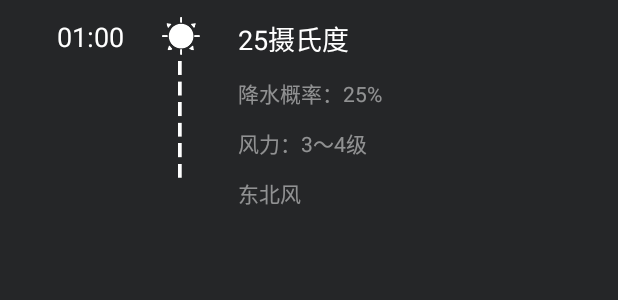
After one commit to zhangkaiyue0701/RxWeatherApp, an Android app: the layout item_hourly.xml on its own in the app's theme, with its tools: preview values and no code run, on a phone screen of 412 x 824 dp. The commit adds this screen. Shown: the top 300 px of the screen. Run offline under Robolectric (Android 15) with nearby library versions, the phone set to English and light mode, and no system bars.

Commit message:
小时预报

```diff
--- a/app/src/main/java/com/zhangkaiyue/rxweatherapp/weather/MainActivity.java
+++ b/app/src/main/java/com/zhangkaiyue/rxweatherapp/weather/MainActivity.java
@@ -12,6 +12,7 @@ import android.support.v7.app.ActionBarDrawerToggle;
 import android.support.v7.app.AppCompatActivity;
 import android.support.v7.widget.AppCompatTextView;
 import android.support.v7.widget.Toolbar;
+import android.util.Log;
 import android.view.Menu;
 import android.view.MenuItem;
 import android.view.View;
@@ -97,11 +98,11 @@ public class MainActivity extends AppCompatActivity
         Subscriber<WeatherEntity> subscriber = new Subscriber<WeatherEntity>() {
             @Override
             public void onCompleted() {
-
             }
 
             @Override
             public void onError(Throwable e) {
+                Log.e("error", e.toString());
 
             }
 
--- a/app/src/main/java/com/zhangkaiyue/rxweatherapp/weather/ViewPagerAdapter.java
+++ b/app/src/main/java/com/zhangkaiyue/rxweatherapp/weather/ViewPagerAdapter.java
@@ -27,7 +27,9 @@ public class ViewPagerAdapter extends FragmentPagerAdapter {
                 fragment.setArguments(bundle);
                 return fragment;
             case 1:
-                return new HourlyWeatherFragment();
+                HourlyWeatherFragment hourlyWeatherFragment = new HourlyWeatherFragment();
+                hourlyWeatherFragment.setArguments(bundle);
+                return hourlyWeatherFragment;
             case 2:
                 return new DailyWeatherFragment();
         }
--- /dev/null
+++ b/app/src/main/res/layout/item_hourly.xml
@@ -0,0 +1,86 @@
+<?xml version="1.0" encoding="utf-8"?>
+<RelativeLayout xmlns:android="http://schemas.android.com/apk/res/android"
+    xmlns:tools="http://schemas.android.com/tools"
+    android:layout_width="match_parent"
+    android:layout_height="wrap_content"
+    android:orientation="vertical">
+
+    <android.support.v7.widget.AppCompatTextView
+        android:id="@+id/tv_time"
+        android:layout_width="wrap_content"
+        android:layout_height="wrap_content"
+        android:layout_marginLeft="38dp"
+        android:layout_marginTop="12dp"
+        android:textColor="#ffffff"
+        android:textSize="18sp"
+        tools:text="01:00" />
+
+    <android.support.v7.widget.AppCompatImageView
+        android:id="@+id/iv_point"
+        android:layout_width="25dp"
+        android:layout_height="25dp"
+        android:layout_marginLeft="25dp"
+        android:layout_marginTop="11dp"
+        android:layout_toRightOf="@id/tv_time"
+        android:src="@mipmap/sun" />
+
+    <android.support.v7.widget.AppCompatImageView
+        android:id="@+id/iv_line"
+        android:layout_width="wrap_content"
+        android:layout_height="78dp"
+        android:layout_below="@id/iv_point"
+        android:layout_marginLeft="117.5dp"
+        android:layout_marginTop="4dp"
+        android:src="@mipmap/dashed" />
+
+    <android.support.v7.widget.AppCompatTextView
+        android:id="@+id/tv_temperature"
+        android:layout_width="wrap_content"
+        android:layout_height="wrap_content"
+        android:layout_marginLeft="25dp"
+        android:layout_marginTop="12dp"
+        android:layout_toRightOf="@id/iv_point"
+        android:textColor="#ffffff"
+        android:textSize="18sp"
+        tools:text="25摄氏度" />
+
+    <android.support.v7.widget.AppCompatTextView
+        android:id="@+id/tv_rain"
+        android:layout_width="wrap_content"
+        android:layout_height="wrap_content"
+        android:layout_below="@id/tv_temperature"
+        android:layout_marginLeft="25dp"
+        android:layout_marginTop="12dp"
+        android:layout_toRightOf="@id/iv_point"
+        android:alpha="0.5"
+        android:textColor="#ffffff"
+        android:textSize="14sp"
+        tools:text="降水概率：25%" />
+
+    <android.support.v7.widget.AppCompatTextView
+        android:id="@+id/tv_wind"
+        android:layout_width="wrap_content"
+        android:layout_height="wrap_content"
+        android:layout_below="@id/tv_rain"
+        android:layout_marginLeft="25dp"
+        android:layout_marginTop="12dp"
+        android:layout_toRightOf="@id/iv_point"
+        android:alpha="0.5"
+        android:textColor="#ffffff"
+        android:textSize="14sp"
+        tools:text="风力：3～4级" />
+
+    <android.support.v7.widget.AppCompatTextView
+        android:id="@+id/tv_wind_dir"
+        android:layout_width="wrap_content"
+        android:layout_height="wrap_content"
+        android:layout_below="@id/tv_wind"
+        android:layout_marginLeft="25dp"
+        android:layout_marginTop="12dp"
+        android:layout_toRightOf="@id/iv_point"
+        android:alpha="0.5"
+        android:textColor="#ffffff"
+        android:textSize="14sp"
+        tools:text="东北风" />
+
+</RelativeLayout>
```
Also changed, not shown: app/src/main/java/com/zhangkaiyue/rxweatherapp/weather/DailyWeatherAdapter.java (added, +38 -0 lines), app/src/main/java/com/zhangkaiyue/rxweatherapp/weather/DailyWeatherFragment.java (+16 -1 lines), app/src/main/java/com/zhangkaiyue/rxweatherapp/weather/HourlyWeatherAdapter.java (added, +74 -0 lines), app/src/main/java/com/zhangkaiyue/rxweatherapp/weather/HourlyWeatherFragment.java (+25 -1 lines), app/src/main/res/layout/fragment_hourly_weather.xml (+6 -8 lines), app/src/main/res/mipmap-hdpi/dashed.png (added), app/src/main/res/mipmap-hdpi/line.png (added), app/src/main/res/mipmap-mdpi/dashed.png (added), app/src/main/res/mipmap-mdpi/line.png (added), app/src/main/res/mipmap-xhdpi/dashed.png (added), app/src/main/res/mipmap-xhdpi/line.png (added), app/src/main/res/mipmap-xxhdpi/dashed.png (added), app/src/main/res/mipmap-xxhdpi/line.png (added), app/src/main/res/mipmap-xxxhdpi/dashed.png (added), 1 more files.
